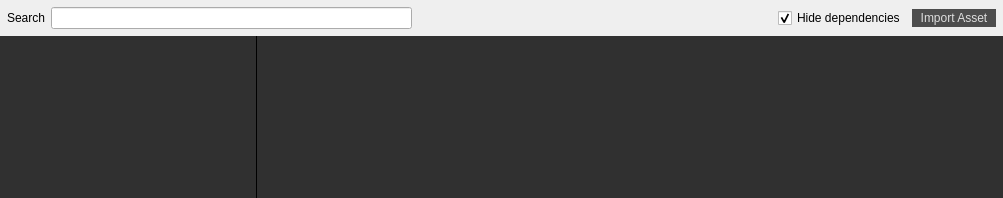
Qt form src/widgets/assetwidget.ui (jahshaka/Studio) before a commit.
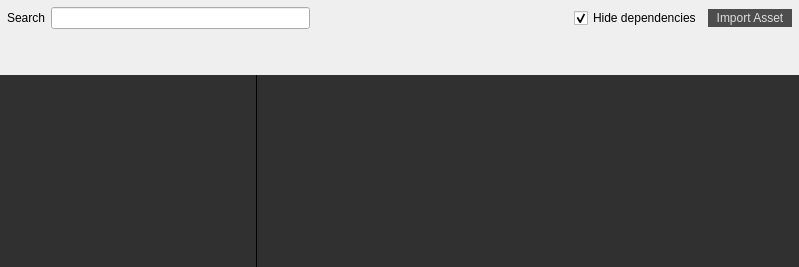
The same form after that commit.

What changed in the file:
```diff
--- a/src/widgets/assetwidget.ui
+++ b/src/widgets/assetwidget.ui
@@ -6,8 +6,8 @@
    <rect>
     <x>0</x>
     <y>0</y>
-    <width>1003</width>
-    <height>198</height>
+    <width>799</width>
+    <height>267</height>
    </rect>
   </property>
   <property name="windowTitle">
@@ -217,7 +217,14 @@
     </widget>
    </item>
    <item row="1" column="0">
-    <widget class="QWidget" name="breadCrumb" native="true"/>
+    <layout class="QHBoxLayout" name="horizontalLayout_2">
+     <item>
+      <widget class="QWidget" name="breadCrumb" native="true"/>
+     </item>
+     <item>
+      <widget class="QWidget" name="switcher" native="true"/>
+     </item>
+    </layout>
    </item>
    <item row="2" column="0">
     <widget class="QSplitter" name="splitter">
```
Left out of the diff: 2 changed lines with no effect on the pictures.
